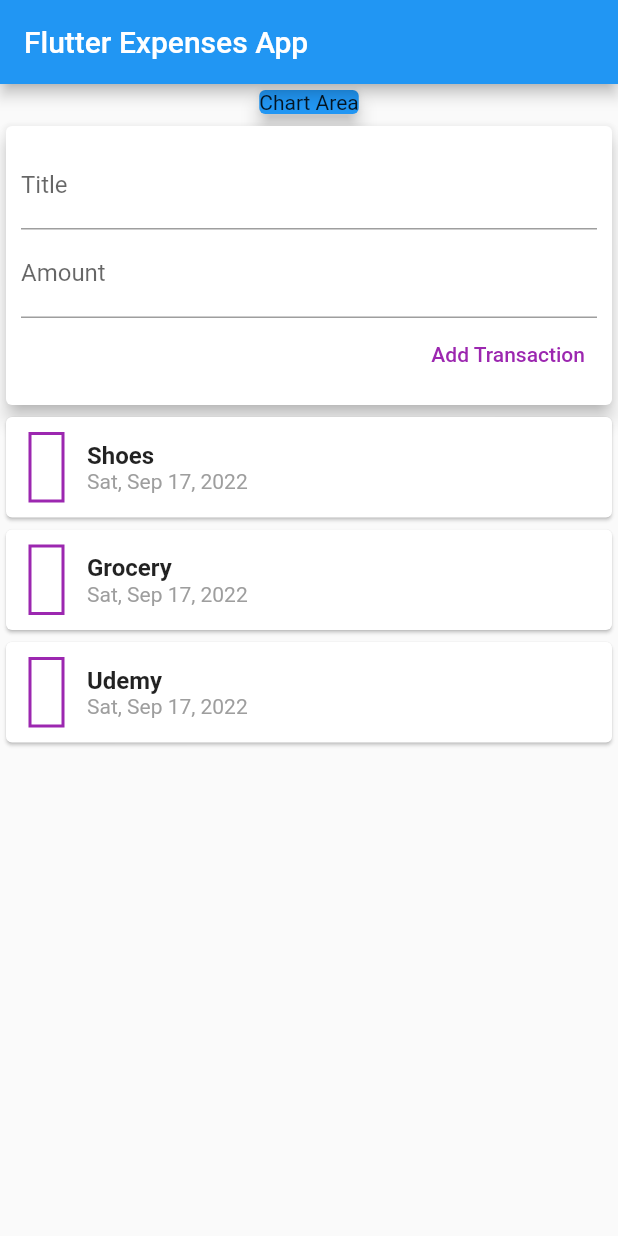
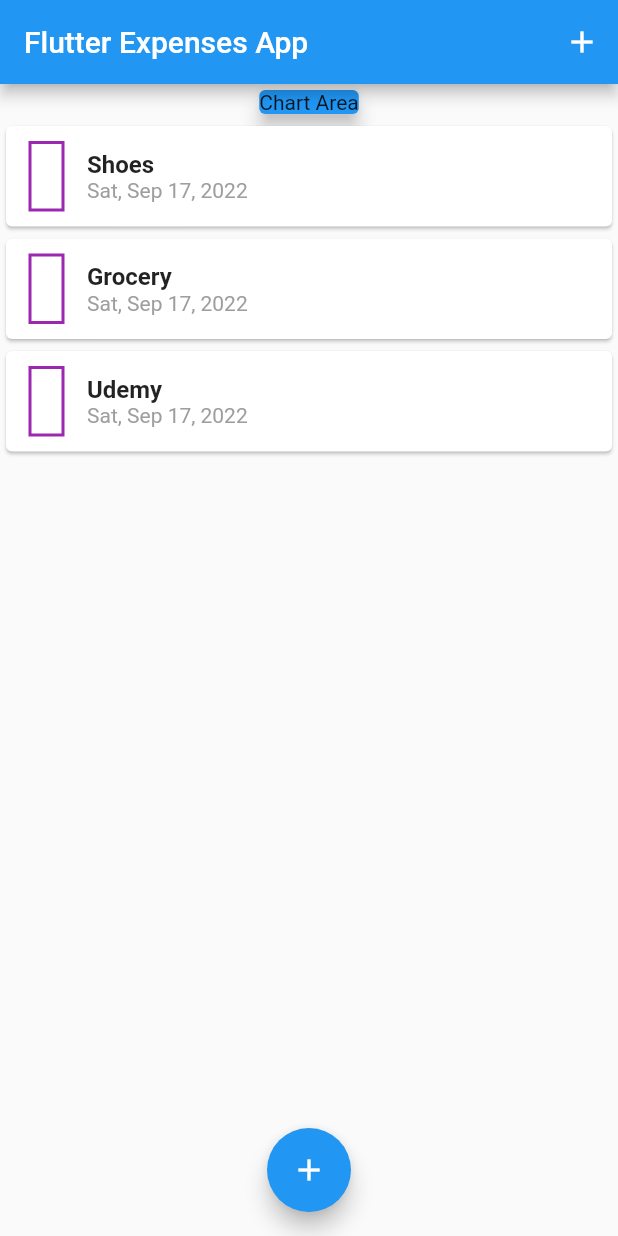
Before and after one commit to arnab/flutter_playground_expenses, a Flutter app: the screen it shows after launch, on a phone screen of 412 x 824 dp. Run offline on Flutter 3.47's test engine with Material 2 defaults, Android fonts, the light colour scheme and no system bars; missing offline and left inert: money2.

Commit message:
action buttons and modal for new transaction

```diff
--- a/lib/main.dart
+++ b/lib/main.dart
@@ -1,6 +1,9 @@
 import 'package:flutter/material.dart';
+import 'package:flutter_playground_expenses_app/widgets/new_transaction.dart';
+import 'package:uuid/uuid.dart';
 
-import 'widgets/transactions.dart';
+import 'data/transaction.dart';
+import 'widgets/transactions_list.dart';
 
 void main() => runApp(const MyApp());
 
@@ -16,14 +19,56 @@ class MyApp extends StatelessWidget {
   }
 }
 
-class MyHomePage extends StatelessWidget {
+class MyHomePage extends StatefulWidget {
   const MyHomePage({super.key});
+
+  @override
+  State<MyHomePage> createState() => _MyHomePageState();
+}
+
+class _MyHomePageState extends State<MyHomePage> {
+
+  final _uuid = const Uuid();
+
+  final List<Transaction> _transactions = [
+    Transaction(
+        id: 'T1', title: 'Shoes', amount: 129.99, createdAt: DateTime.now()),
+    Transaction(
+        id: 'T2', title: 'Grocery', amount: 84.38, createdAt: DateTime.now()),
+    Transaction(
+        id: 'T3', title: 'Udemy', amount: 120.00, createdAt: DateTime.now()),
+  ];
+
+  void _addNewTransaction(String title, double amount) {
+    final tx = Transaction(
+      id: _uuid.v4(),
+      title: title,
+      amount: amount,
+      createdAt: DateTime.now(),
+    );
+
+    setState(() {
+      _transactions.add(tx);
+    });
+  }
+
+  void _startAddNewTransaction(BuildContext ctx) {
+    showModalBottomSheet(context: ctx, builder: (_) {
+      return NewTransaction(_addNewTransaction);
+    });
+  }
 
   @override
   Widget build(BuildContext context) {
     return Scaffold(
       appBar: AppBar(
         title: const Text('Flutter Expenses App'),
+        actions: [
+          IconButton(
+            icon: const Icon(Icons.add),
+            onPressed: () => _startAddNewTransaction(context),
+          )
+        ],
       ),
       body: SingleChildScrollView(
         child: Column(
@@ -37,10 +82,15 @@ class MyHomePage extends StatelessWidget {
                 child: Text('Chart Area'),
               ),
             ),
-            const Transactions(),
+            TransactionList(_transactions),
           ],
         ),
       ),
+      floatingActionButton: FloatingActionButton(
+        child: const Icon(Icons.add),
+        onPressed: () => _startAddNewTransaction(context),
+      ),
+      floatingActionButtonLocation: FloatingActionButtonLocation.centerFloat,
     );
   }
 }
--- a/lib/widgets/new_transaction.dart
+++ b/lib/widgets/new_transaction.dart
@@ -1,11 +1,18 @@
 import 'package:flutter/material.dart';
 
-class NewTransaction extends StatelessWidget {
-  NewTransaction(this._addNewTransaction, {Key? key}) : super(key: key);
+class NewTransaction extends StatefulWidget {
+  const NewTransaction(this._addNewTransaction, {Key? key}) : super(key: key);
 
+  final Function _addNewTransaction;
+
+  @override
+  State<NewTransaction> createState() => _NewTransactionState();
+}
+
+class _NewTransactionState extends State<NewTransaction> {
   final _titleEditingController = TextEditingController();
+
   final _amountEditingController = TextEditingController();
-  final Function _addNewTransaction;
 
   void submitTransaction() {
     final title = _titleEditingController.text;
@@ -15,7 +22,8 @@ class NewTransaction extends StatelessWidget {
       return;
     }
 
-    _addNewTransaction(title, amount);
+    widget._addNewTransaction(title, amount);
+    Navigator.of(context).pop();
   }
 
   @override
--- a/lib/widgets/transactions.dart
+++ /dev/null
@@ -1,48 +0,0 @@
-import 'package:flutter/material.dart';
-import 'package:uuid/uuid.dart';
-
-import '../data/transaction.dart';
-import 'new_transaction.dart';
-import 'transactions_list.dart';
-
-class Transactions extends StatefulWidget {
-  const Transactions({Key? key}) : super(key: key);
-
-  @override
-  State<Transactions> createState() => _TransactionsState();
-}
-
-class _TransactionsState extends State<Transactions> {
-  final _uuid = const Uuid();
-  final List<Transaction> _transactions = [
-    Transaction(
-        id: 'T1', title: 'Shoes', amount: 129.99, createdAt: DateTime.now()),
-    Transaction(
-        id: 'T2', title: 'Grocery', amount: 84.38, createdAt: DateTime.now()),
-    Transaction(
-        id: 'T3', title: 'Udemy', amount: 120.00, createdAt: DateTime.now()),
-  ];
-
-  void _addNewTransaction(String title, double amount) {
-    final tx = Transaction(
-      id: _uuid.v4(),
-      title: title,
-      amount: amount,
-      createdAt: DateTime.now(),
-    );
-
-    setState(() {
-      _transactions.add(tx);
-    });
-  }
-
-  @override
-  Widget build(BuildContext context) {
-    return Column(
-      children: [
-        NewTransaction(_addNewTransaction),
-        TransactionList(_transactions),
-      ],
-    );
-  }
-}
```
